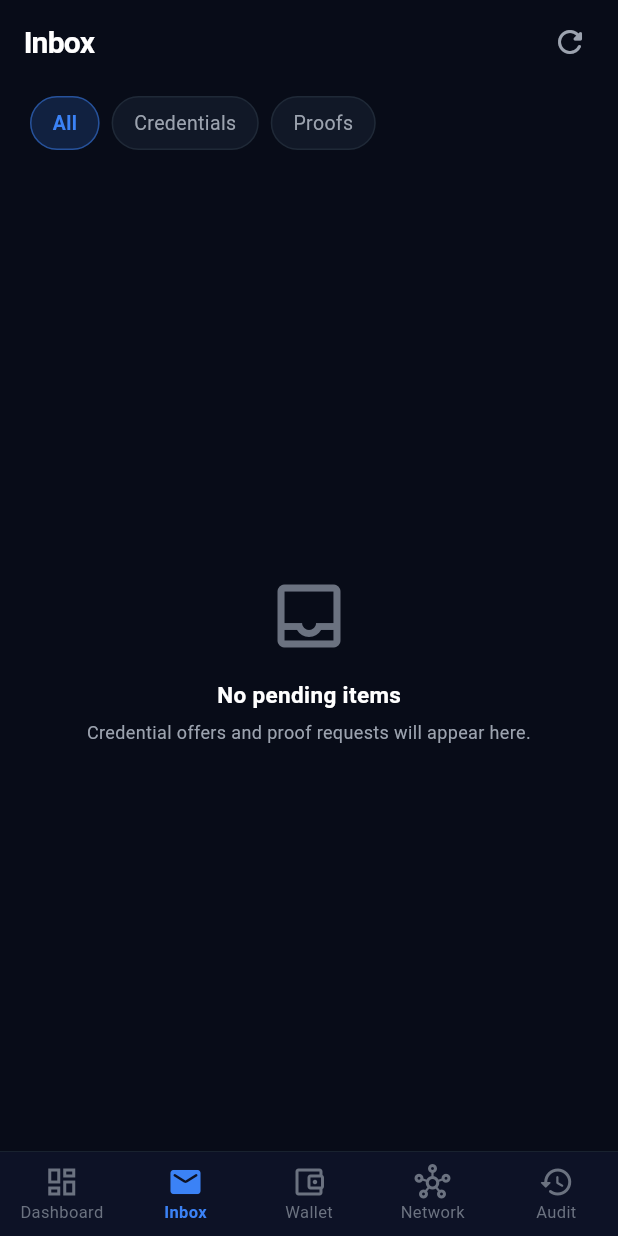
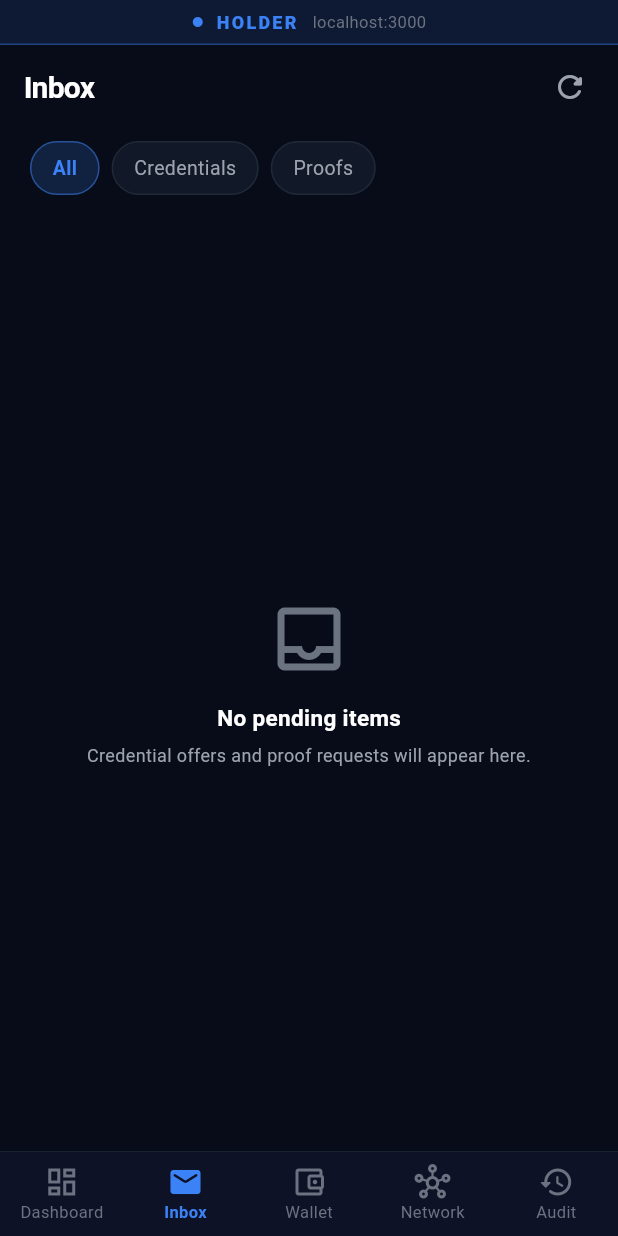
Before and after one commit to interactive-wallet/interactive-wallet, a Flutter app: the screen it shows after launch, item 2 of the bottom bar chosen, on a phone screen of 412 x 824 dp. Run offline on Flutter 3.47's test engine with Material 3 defaults, Android fonts, the phone set to English and light mode, and no system bars; our stand-ins replace timeago; missing offline and left inert: flutter_client_sse; network calls fail.

Commit message:
flutter: runtime WALLET_BASE + role banner for dual holder/verifier windows
Read the backend base URL from the WALLET_BASE env var at runtime (fallback to the
compile-time --dart-define default), so a single build can serve both windows by launching
the binary twice with a different WALLET_BASE. Add a role banner (HOLDER :3000 / VERIFIER
:3004) so the two windows are easy to tell apart.

```diff
--- a/wallet_app/lib/data/api_client.dart
+++ b/wallet_app/lib/data/api_client.dart
@@ -1,4 +1,5 @@
 import 'dart:convert';
+import 'dart:io' show Platform;
 import 'package:http/http.dart' as http;
 
 import '../models/api_models.dart';
@@ -13,13 +14,19 @@ class ApiException implements Exception {
 
 /// Thin REST client for the wallet-agent.
 ///
-/// Base URL is configurable via --dart-define=WALLET_BASE=http://host:port
-/// and defaults to http://localhost:3000 (the agent's ADMIN_PORT default).
+/// Base URL is read at RUNTIME from the WALLET_BASE env var, so a single build can serve
+/// both windows (holder :3000 / verifier :3004) — just launch the binary twice with a
+/// different WALLET_BASE. Falls back to the compile-time --dart-define, then to
+/// http://localhost:3000 (the agent's ADMIN_PORT default).
+/// Note: dart:io Platform → desktop/mobile, not web.
 class ApiClient {
-  static const _defaultBase = String.fromEnvironment(
-    'WALLET_BASE',
-    defaultValue: 'http://localhost:3000',
-  );
+  static String get _defaultBase {
+    const compiled = String.fromEnvironment(
+      'WALLET_BASE',
+      defaultValue: 'http://localhost:3000',
+    );
+    return Platform.environment['WALLET_BASE'] ?? compiled;
+  }
 
   final String baseUrl;
   final http.Client _http;
--- a/wallet_app/lib/screens/main_shell.dart
+++ b/wallet_app/lib/screens/main_shell.dart
@@ -1,4 +1,6 @@
 import 'package:flutter/material.dart';
+import 'package:provider/provider.dart';
+import '../data/wallet_repository.dart';
 import '../theme/app_theme.dart';
 import 'dashboard_screen.dart';
 import 'inbox_screen.dart';
@@ -28,9 +30,16 @@ class _MainShellState extends State<MainShell> {
   Widget build(BuildContext context) {
     final wc = context.wc;
     return Scaffold(
-      body: IndexedStack(
-        index: _selectedIndex,
-        children: _screens,
+      body: Column(
+        children: [
+          const _RoleBanner(),
+          Expanded(
+            child: IndexedStack(
+              index: _selectedIndex,
+              children: _screens,
+            ),
+          ),
+        ],
       ),
       bottomNavigationBar: Container(
         decoration: BoxDecoration(
@@ -71,3 +80,65 @@ class _MainShellState extends State<MainShell> {
     );
   }
 }
+
+/// Identifies which backend this window is bound to (HOLDER :3000 / VERIFIER :3004),
+/// so two windows from the same build are easy to tell apart.
+class _RoleBanner extends StatelessWidget {
+  const _RoleBanner();
+
+  @override
+  Widget build(BuildContext context) {
+    final baseUrl = context.read<WalletRepository>().baseUrl;
+    final lower = baseUrl.toLowerCase();
+    final String label;
+    final Color color;
+    if (lower.contains(':3004')) {
+      label = 'VERIFIER';
+      color = AppColors.warning;
+    } else if (lower.contains(':3000')) {
+      label = 'HOLDER';
+      color = AppColors.primary;
+    } else {
+      label = 'WALLET';
+      color = AppColors.success;
+    }
+    final shown = baseUrl.replaceFirst(RegExp(r'^https?://'), '');
+
+    return Material(
+      color: color.withValues(alpha: 0.12),
+      child: SafeArea(
+        bottom: false,
+        child: Container(
+          width: double.infinity,
+          padding: const EdgeInsets.symmetric(horizontal: 16, vertical: 6),
+          decoration: BoxDecoration(
+            border: Border(
+              bottom: BorderSide(color: color.withValues(alpha: 0.4), width: 1),
+            ),
+          ),
+          child: Row(
+            mainAxisAlignment: MainAxisAlignment.center,
+            children: [
+              Icon(Icons.circle, size: 8, color: color),
+              const SizedBox(width: 8),
+              Text(
+                label,
+                style: TextStyle(
+                  color: color,
+                  fontWeight: FontWeight.w800,
+                  fontSize: 12,
+                  letterSpacing: 1.5,
+                ),
+              ),
+              const SizedBox(width: 10),
+              Text(
+                shown,
+                style: TextStyle(color: context.wc.textTertiary, fontSize: 11),
+              ),
+            ],
+          ),
+        ),
+      ),
+    );
+  }
+}
```
